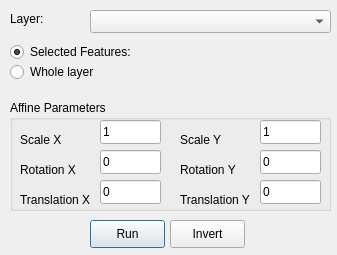
The window that ui.ui (eriktim/qgsAffine) describes before a commit, drawn with Qt 5.
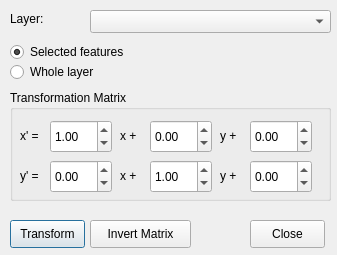
The same window after the commit.

Diff of the .ui file:
```diff
--- a/ui.ui
+++ b/ui.ui
@@ -35,186 +35,240 @@
     </rect>
    </property>
   </widget>
-  <widget class="QGroupBox" name="groupBoxParameters" >
-   <property name="geometry" >
+  <widget class="QGroupBox" name="groupBoxParameters">
+   <property name="geometry">
     <rect>
      <x>10</x>
-     <y>100</y>
+     <y>90</y>
      <width>321</width>
      <height>111</height>
     </rect>
    </property>
-   <property name="title" >
-    <string>Affine Parameters</string>
+   <property name="title">
+    <string>Transformation Matrix</string>
    </property>
-   <widget class="QLineEdit" name="lineEditTx" >
-    <property name="geometry" >
+   <widget class="QDoubleSpinBox" name="spinA">
+    <property name="geometry">
      <rect>
-      <x>90</x>
-      <y>80</y>
-      <width>61</width>
-      <height>24</height>
+      <x>40</x>
+      <y>30</y>
+      <width>62</width>
+      <height>33</height>
      </rect>
     </property>
-    <property name="text" >
-     <string>0</string>
+    <property name="minimum">
+     <double>-999999.000000000000000</double>
     </property>
+    <property name="maximum">
+     <double>999999.000000000000000</double>
+    </property>
+    <property name="singleStep">
+     <double>0.100000000000000</double>
+    </property>
+    <property name="value">
+     <double>1.000000000000000</double>
+    </property>
    </widget>
-   <widget class="QLineEdit" name="lineEditC" >
-    <property name="geometry" >
+   <widget class="QDoubleSpinBox" name="spinD">
+    <property name="geometry">
      <rect>
-      <x>90</x>
-      <y>50</y>
-      <width>61</width>
-      <height>24</height>
+      <x>140</x>
+      <y>70</y>
+      <width>62</width>
+      <height>33</height>
      </rect>
     </property>
-    <property name="text" >
-     <string>0</string>
+    <property name="minimum">
+     <double>-999999.000000000000000</double>
     </property>
+    <property name="maximum">
+     <double>999999.000000000000000</double>
+    </property>
+    <property name="singleStep">
+     <double>0.100000000000000</double>
+    </property>
+    <property name="value">
+     <double>1.000000000000000</double>
+    </property>
    </widget>
-   <widget class="QLabel" name="labelB" >
-    <property name="geometry" >
+   <widget class="QDoubleSpinBox" name="spinC">
+    <property name="geometry">
      <rect>
-      <x>170</x>
-      <y>60</y>
-      <width>61</width>
-      <height>20</height>
+      <x>40</x>
+      <y>70</y>
+      <width>62</width>
+      <height>33</height>
      </rect>
     </property>
-    <property name="text" >
-     <string>Rotation Y</string>
+    <property name="minimum">
+     <double>-999999.000000000000000</double>
     </property>
+    <property name="maximum">
+     <double>999999.000000000000000</double>
+    </property>
+    <property name="singleStep">
+     <double>0.100000000000000</double>
+    </property>
+    <property name="value">
+     <double>0.000000000000000</double>
+    </property>
    </widget>
-   <widget class="QLabel" name="labelD" >
-    <property name="geometry" >
+   <widget class="QDoubleSpinBox" name="spinB">
+    <property name="geometry">
      <rect>
-      <x>170</x>
+      <x>140</x>
       <y>30</y>
-      <width>51</width>
-      <height>20</height>
+      <width>62</width>
+      <height>33</height>
      </rect>
     </property>
-    <property name="text" >
-     <string>Scale Y</string>
+    <property name="minimum">
+     <double>-999999.000000000000000</double>
     </property>
+    <property name="maximum">
+     <double>999999.000000000000000</double>
+    </property>
+    <property name="singleStep">
+     <double>0.100000000000000</double>
+    </property>
+    <property name="value">
+     <double>0.000000000000000</double>
+    </property>
    </widget>
-   <widget class="QLabel" name="labelTx" >
-    <property name="geometry" >
+   <widget class="QDoubleSpinBox" name="spinTx">
+    <property name="geometry">
      <rect>
-      <x>10</x>
-      <y>90</y>
-      <width>72</width>
-      <height>20</height>
+      <x>240</x>
+      <y>30</y>
+      <width>62</width>
+      <height>33</height>
      </rect>
     </property>
-    <property name="text" >
-     <string>Translation X</string>
+    <property name="minimum">
+     <double>-999999.000000000000000</double>
     </property>
+    <property name="maximum">
+     <double>999999.000000000000000</double>
+    </property>
+    <property name="singleStep">
+     <double>1.000000000000000</double>
+    </property>
+    <property name="value">
+     <double>0.000000000000000</double>
+    </property>
    </widget>
-   <widget class="QLabel" name="labelC" >
-    <property name="geometry" >
+   <widget class="QDoubleSpinBox" name="spinTy">
+    <property name="geometry">
      <rect>
-      <x>10</x>
-      <y>60</y>
-      <width>61</width>
-      <height>20</height>
+      <x>240</x>
+      <y>70</y>
+      <width>62</width>
+      <height>33</height>
      </rect>
     </property>
-    <property name="text" >
-     <string>Rotation X</string>
+    <property name="minimum">
+     <double>-999999.000000000000000</double>
     </property>
+    <property name="maximum">
+     <double>999999.000000000000000</double>
+    </property>
+    <property name="singleStep">
+     <double>1.000000000000000</double>
+    </property>
+    <property name="value">
+     <double>0.000000000000000</double>
+    </property>
    </widget>
-   <widget class="QLabel" name="labelA" >
-    <property name="geometry" >
+   <widget class="QLabel" name="lblXNew">
+    <property name="geometry">
      <rect>
       <x>10</x>
       <y>30</y>
-      <width>51</width>
-      <height>20</height>
+      <width>31</width>
+      <height>31</height>
      </rect>
     </property>
-    <property name="text" >
-     <string>Scale X</string>
+    <property name="text">
+     <string>x' =</string>
     </property>
    </widget>
-   <widget class="QLabel" name="labelTy" >
-    <property name="geometry" >
+   <widget class="QLabel" name="lblXPlusX">
+    <property name="geometry">
      <rect>
-      <x>170</x>
-      <y>90</y>
-      <width>72</width>
-      <height>20</height>
+      <x>110</x>
+      <y>30</y>
+      <width>31</width>
+      <height>31</height>
      </rect>
     </property>
-    <property name="text" >
-     <string>Translation Y</string>
+    <property name="text">
+     <string>x +</string>
     </property>
    </widget>
-   <widget class="QLineEdit" name="lineEditA" >
-    <property name="geometry" >
+   <widget class="QLabel" name="lblYPlusX">
+    <property name="geometry">
      <rect>
-      <x>90</x>
-      <y>20</y>
-      <width>61</width>
-      <height>24</height>
+      <x>210</x>
+      <y>30</y>
+      <width>31</width>
+      <height>31</height>
      </rect>
     </property>
-    <property name="text" >
-     <string>1</string>
+    <property name="text">
+     <string>y +</string>
     </property>
    </widget>
-   <widget class="QLineEdit" name="lineEditD" >
-    <property name="geometry" >
+   <widget class="QLabel" name="lblYNew">
+    <property name="geometry">
      <rect>
-      <x>250</x>
-      <y>20</y>
-      <width>61</width>
-      <height>24</height>
+      <x>10</x>
+      <y>70</y>
+      <width>31</width>
+      <height>31</height>
      </rect>
     </property>
-    <property name="text" >
-     <string>1</string>
+    <property name="text">
+     <string>y' =</string>
     </property>
    </widget>
-   <widget class="QLineEdit" name="lineEditTy" >
-    <property name="geometry" >
+   <widget class="QLabel" name="lblXPlusY">
+    <property name="geometry">
      <rect>
-      <x>250</x>
-      <y>80</y>
-      <width>61</width>
-      <height>24</height>
+      <x>110</x>
+      <y>70</y>
+      <width>31</width>
+      <height>31</height>
      </rect>
     </property>
-    <property name="text" >
-     <string>0</string>
+    <property name="text">
+     <string>x +</string>
     </property>
    </widget>
-   <widget class="QLineEdit" name="lineEditB" >
-    <property name="geometry" >
+   <widget class="QLabel" name="lblYPlusY">
+    <property name="geometry">
      <rect>
-      <x>250</x>
-      <y>50</y>
-      <width>61</width>
-      <height>24</height>
+      <x>210</x>
+      <y>70</y>
+      <width>31</width>
+      <height>31</height>
      </rect>
     </property>
-    <property name="text" >
-     <string>0</string>
+    <property name="text">
+     <string>y +</string>
     </property>
    </widget>
   </widget>
-  <widget class="QRadioButton" name="radioButtonSelectedFeatures" >
-   <property name="geometry" >
+  <widget class="QRadioButton" name="radioButtonSelectedFeatures">
+   <property name="geometry">
     <rect>
      <x>10</x>
      <y>40</y>
-     <width>141</width>
+     <width>171</width>
      <height>24</height>
     </rect>
    </property>
-   <property name="text" >
-    <string>Selected Features:</string>
+   <property name="text">
+    <string>Selected features</string>
    </property>
    <property name="checked" >
     <bool>true</bool>
@@ -236,30 +290,43 @@
     <bool>false</bool>
    </property>
   </widget>
-  <widget class="QPushButton" name="pushButtonRun" >
-   <property name="geometry" >
+  <widget class="QPushButton" name="pushButtonRun">
+   <property name="geometry">
+    <rect>
+     <x>10</x>
+     <y>220</y>
+     <width>75</width>
+     <height>28</height>
+    </rect>
+   </property>
+   <property name="text">
+    <string>Transform</string>
+   </property>
+  </widget>
+  <widget class="QPushButton" name="pushButtonClose">
+   <property name="geometry">
+    <rect>
+     <x>250</x>
+     <y>220</y>
+     <width>75</width>
+     <height>28</height>
+    </rect>
+   </property>
+   <property name="text">
+    <string>Close</string>
+   </property>
+  </widget>
+  <widget class="QPushButton" name="pushButtonInvert">
+   <property name="geometry">
     <rect>
      <x>90</x>
      <y>220</y>
-     <width>75</width>
+     <width>101</width>
      <height>28</height>
     </rect>
    </property>
-   <property name="text" >
-    <string>Run</string>
-   </property>
-  </widget>
-  <widget class="QPushButton" name="pushButtonInvert" >
-   <property name="geometry" >
-    <rect>
-     <x>170</x>
-     <y>220</y>
-     <width>75</width>
-     <height>28</height>
-    </rect>
-   </property>
-   <property name="text" >
-    <string>Invert</string>
+   <property name="text">
+    <string>Invert Matrix</string>
    </property>
   </widget>
  </widget>
```
Left out of the diff: 35 changed lines with no effect on the pictures.
